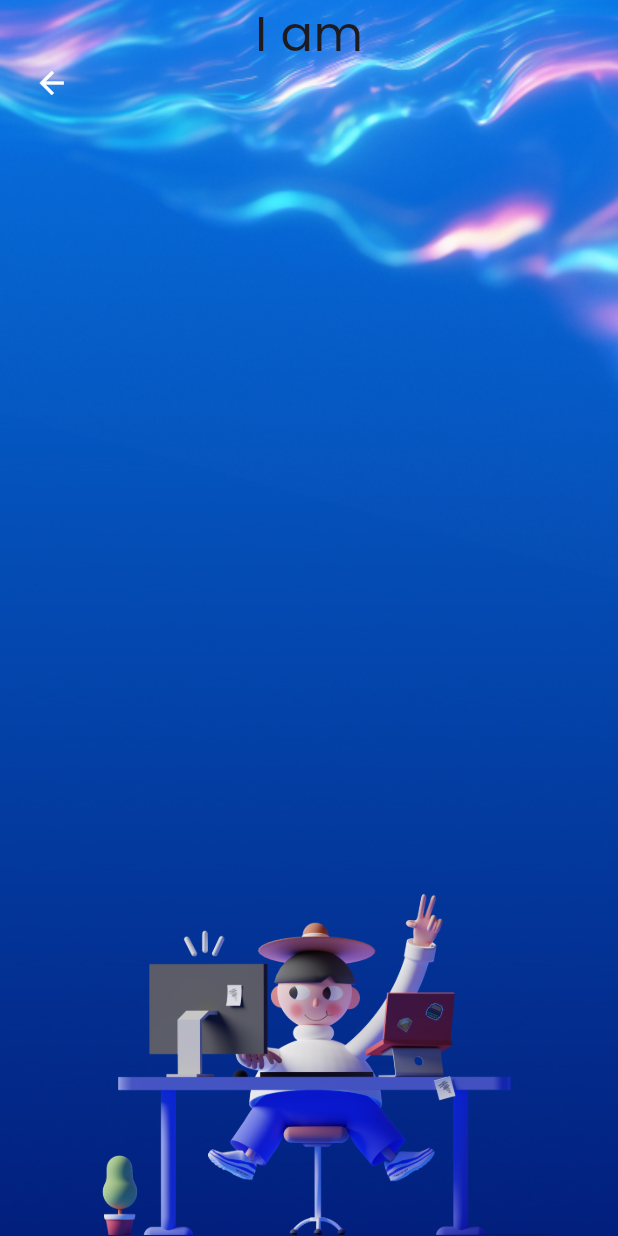
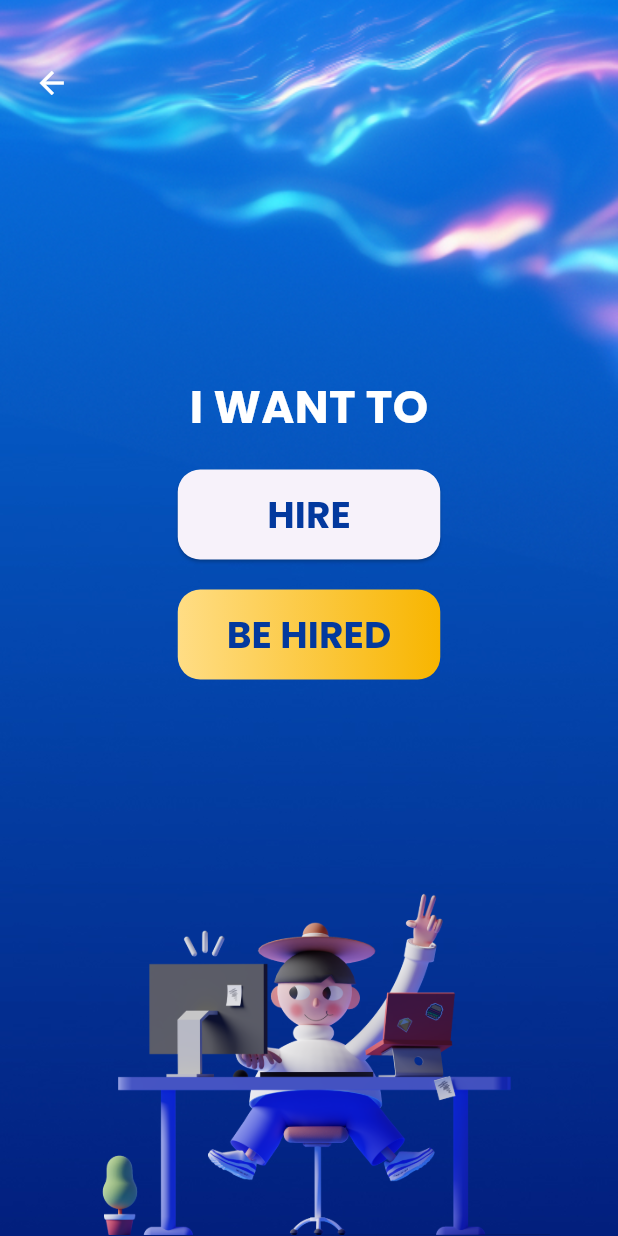
Before and after one commit to photo-hire/photohire, a Flutter app: the Choosing screen opened directly, on a phone screen of 412 x 824 dp. Run offline on Flutter 3.47's test engine with Material 3 defaults, Android fonts, the phone set to English and light mode, and no system bars; our stand-ins replace firebase_core, flutter_screenutil, google_fonts; accounts and stored records are empty.

Commit message:
choosing page

```diff
--- a/lib/features/auth/screens/choosing.dart
+++ b/lib/features/auth/screens/choosing.dart
@@ -42,10 +42,48 @@ class _ChoosingState extends State<Choosing> {
           ),
           Column(
             children: [
-              Text(
-                "I am",
-                style: GoogleFonts.poppins(textStyle: TextStyle(fontSize: 32)),
-              )
+              Padding(
+                padding: const EdgeInsets.only(top: 250),
+                child: Text(
+                  "I WANT TO",
+                  style: GoogleFonts.poppins(
+                      textStyle: TextStyle(fontSize: 30, color: Colors.white,fontWeight: FontWeight.bold)),
+                ),
+              ),
+              SizedBox(
+                height: 20,
+              ),
+              ElevatedButton(
+                  style: ElevatedButton.styleFrom(
+                      fixedSize: Size(175, 60),
+                      shape: RoundedRectangleBorder(
+                          borderRadius: BorderRadius.circular(15))),
+                  onPressed: () {},
+                  child: Text(
+                    "HIRE",
+                    style: TextStyle(color: Color(0xff03399E), fontSize: 25,fontWeight: FontWeight.bold),
+                  )),
+              SizedBox(
+                height: 20,
+              ),
+              Container(
+                decoration: BoxDecoration(
+                  borderRadius: BorderRadius.circular(15),
+                    gradient: LinearGradient(
+                        colors: [Color(0xffFFDD85), Color(0xffF8B500)])),
+                child: ElevatedButton(
+                    style: ElevatedButton.styleFrom(
+                      backgroundColor: Colors.transparent,
+                        elevation: 0,
+                        fixedSize: Size(175, 60),
+                        shape: RoundedRectangleBorder(
+                            borderRadius: BorderRadius.circular(15))),
+                    onPressed: () {},
+                    child: Text(
+                      "BE HIRED",
+                      style: TextStyle(color: Color(0xff03399E), fontSize: 25,fontWeight: FontWeight.bold),
+                    )),
+              ),
             ],
           ),
           Positioned(
```
Also changed, not shown: firebase.json (added), lib/firebase_options.dart (added), 1 other file.
